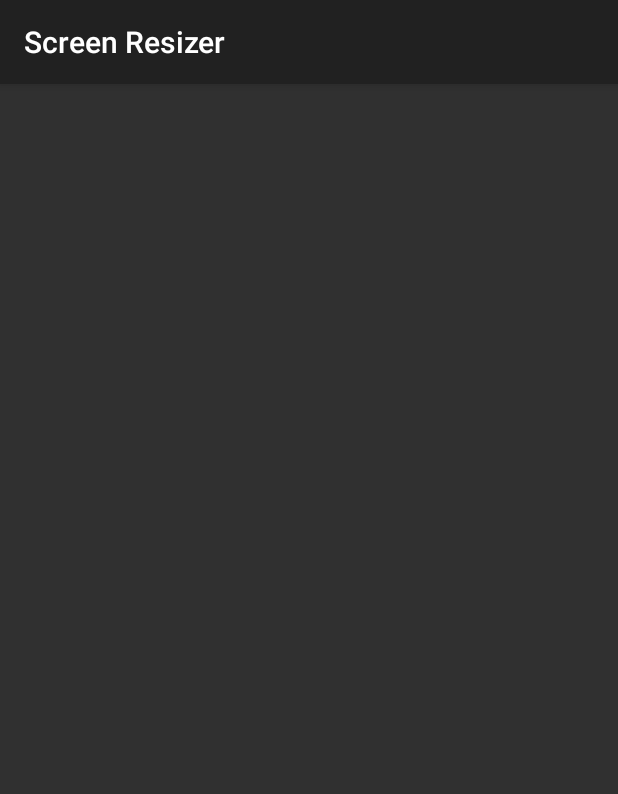
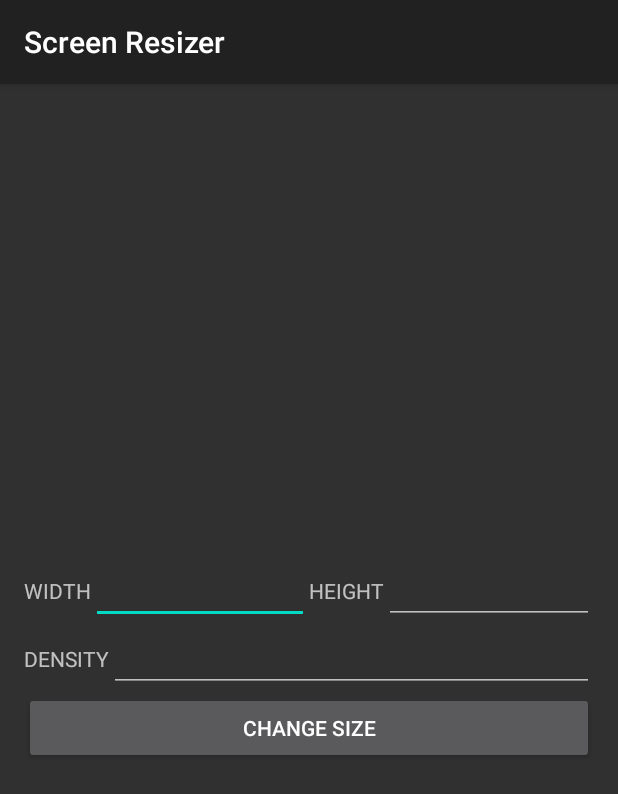
Before and after one commit to pokemonni01/ScreenResizer, an Android app: the screen it shows after launch (MainActivity), on a phone screen of 412 x 824 dp. Shown: the top 794 px of the screen. Run offline under Robolectric (Android 15) with nearby library versions, the phone set to English and light mode, and no system bars.

Commit message:
finish ui change screen size

```diff
--- a/app/src/main/res/layout/fragment_screen_resizer.xml
+++ b/app/src/main/res/layout/fragment_screen_resizer.xml
@@ -1,8 +1,85 @@
 <?xml version="1.0" encoding="utf-8"?>
-<FrameLayout xmlns:android="http://schemas.android.com/apk/res/android"
-             xmlns:tools="http://schemas.android.com/tools"
-             android:layout_width="match_parent"
-             android:layout_height="match_parent"
-             tools:context=".ui.screenresizer.ScreenResizerFragment">
+<androidx.constraintlayout.widget.ConstraintLayout
+        xmlns:android="http://schemas.android.com/apk/res/android"
+        xmlns:tools="http://schemas.android.com/tools"
+        xmlns:app="http://schemas.android.com/apk/res-auto"
+        android:layout_width="match_parent" android:layout_height="match_parent"
+        tools:context=".ui.screenresizer.ScreenResizerFragment"
+        android:padding="@dimen/dp_16">
 
-</FrameLayout>
+
+    <androidx.constraintlayout.widget.ConstraintLayout
+            android:layout_width="match_parent"
+            android:layout_height="wrap_content"
+            app:layout_constraintTop_toTopOf="parent"
+            app:layout_constraintBottom_toBottomOf="parent"
+            app:layout_constraintStart_toStartOf="parent"
+            app:layout_constraintEnd_toEndOf="parent">
+
+        <androidx.appcompat.widget.AppCompatTextView
+                android:id="@+id/tv_width"
+                android:layout_width="wrap_content"
+                android:layout_height="wrap_content"
+                android:text="@string/width"
+                app:layout_constraintTop_toTopOf="@+id/et_width"
+                app:layout_constraintStart_toStartOf="parent"
+                app:layout_constraintBottom_toBottomOf="@+id/et_width"/>
+
+        <androidx.appcompat.widget.AppCompatEditText
+                android:id="@+id/et_width"
+                android:layout_width="0dp"
+                android:layout_height="wrap_content"
+                app:layout_constraintStart_toEndOf="@id/tv_width"
+                app:layout_constraintTop_toTopOf="parent"
+                app:layout_constraintEnd_toStartOf="@+id/guideline"/>
+
+        <androidx.constraintlayout.widget.Guideline
+                android:layout_width="wrap_content"
+                android:layout_height="wrap_content"
+                android:id="@+id/guideline"
+                android:orientation="vertical"
+                app:layout_constraintGuide_percent="0.5"/>
+
+        <androidx.appcompat.widget.AppCompatTextView
+                android:id="@+id/tv_height"
+                android:layout_width="wrap_content"
+                android:layout_height="wrap_content"
+                android:text="@string/height"
+                app:layout_constraintTop_toTopOf="@+id/tv_width"
+                app:layout_constraintStart_toEndOf="@id/guideline"/>
+
+        <androidx.appcompat.widget.AppCompatEditText
+                android:id="@+id/et_height"
+                android:layout_width="0dp"
+                android:layout_height="wrap_content"
+                app:layout_constraintStart_toEndOf="@id/tv_height"
+                app:layout_constraintTop_toTopOf="@id/et_width"
+                app:layout_constraintEnd_toEndOf="parent"/>
+
+        <androidx.appcompat.widget.AppCompatTextView
+                android:id="@+id/tv_density"
+                android:layout_width="wrap_content"
+                android:layout_height="wrap_content"
+                app:layout_constraintTop_toTopOf="@+id/et_density"
+                app:layout_constraintStart_toStartOf="@+id/tv_width"
+                app:layout_constraintBottom_toBottomOf="@+id/et_density"
+                android:text="@string/density"/>
+
+        <androidx.appcompat.widget.AppCompatEditText
+                android:id="@+id/et_density"
+                android:layout_width="0dp"
+                android:layout_height="wrap_content"
+                app:layout_constraintTop_toBottomOf="@id/et_width"
+                app:layout_constraintStart_toEndOf="@id/tv_density"
+                app:layout_constraintEnd_toEndOf="parent"/>
+
+        <androidx.appcompat.widget.AppCompatButton
+                android:layout_width="0dp"
+                android:layout_height="wrap_content"
+                app:layout_constraintTop_toBottomOf="@+id/et_density"
+                app:layout_constraintStart_toStartOf="parent"
+                app:layout_constraintEnd_toEndOf="parent"
+                android:text="@string/change_size"
+        />
+    </androidx.constraintlayout.widget.ConstraintLayout>
+</androidx.constraintlayout.widget.ConstraintLayout>
--- /dev/null
+++ b/app/src/main/res/values/dimens.xml
@@ -0,0 +1,4 @@
+<?xml version="1.0" encoding="utf-8"?>
+<resources>
+    <dimen name="dp_16">16dp</dimen>
+</resources>
--- a/app/src/main/res/values/strings.xml
+++ b/app/src/main/res/values/strings.xml
@@ -3,4 +3,8 @@
 
     <!-- TODO: Remove or change this placeholder text -->
     <string name="hello_blank_fragment">Hello blank fragment</string>
+    <string name="height">HEIGHT</string>
+    <string name="width">WIDTH</string>
+    <string name="density">DENSITY</string>
+    <string name="change_size">CHANGE SIZE</string>
 </resources>
```
Also changed, not shown: app/build.gradle (+42 -1 lines), build.gradle (+13 -0 lines).
